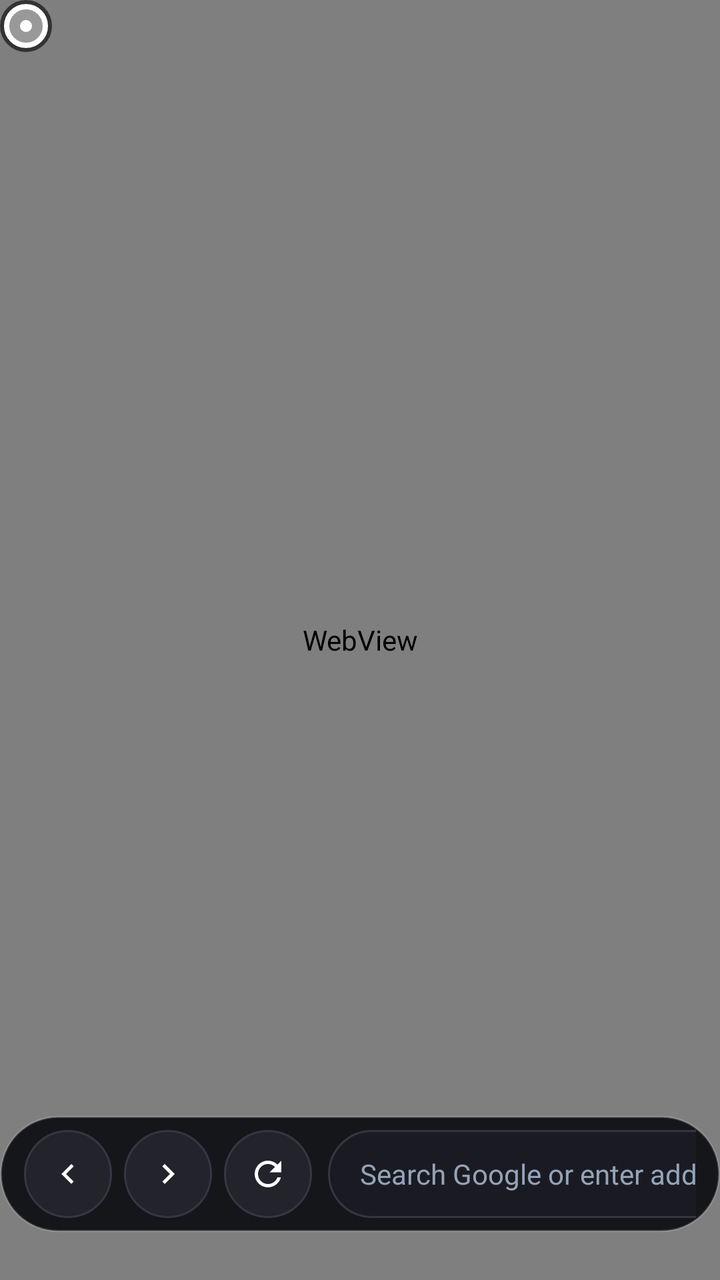
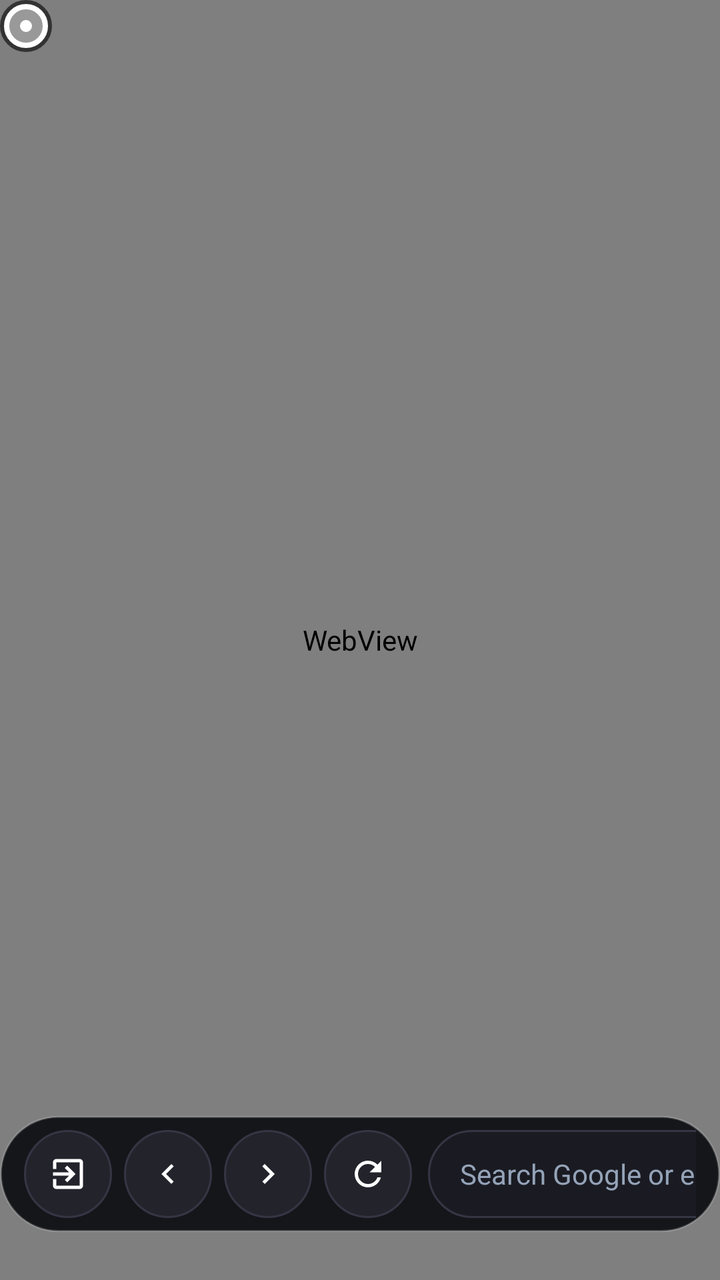

Screens rendered from an Android XML layout before and after an edit, with the pre-edit source and the edit as a unified diff.
<!-- AndroidManifest.xml: application theme android:Theme.NoTitleBar.Fullscreen -->
<!-- res/layout/activity_main.xml -->
<?xml version="1.0" encoding="utf-8"?>
<FrameLayout xmlns:android="http://schemas.android.com/apk/res/android"
    android:id="@+id/root_container"
    android:layout_width="match_parent"
    android:layout_height="match_parent"
    android:background="@color/bg_dark"
    android:focusable="true"
    android:focusableInTouchMode="true"
    android:descendantFocusability="beforeDescendants">

    
    <WebView
        android:id="@+id/web_view"
        android:layout_width="match_parent"
        android:layout_height="match_parent"
        android:focusable="true"
        android:focusableInTouchMode="true" />

    
    <ProgressBar
        android:id="@+id/page_progress"
        style="?android:attr/progressBarStyleHorizontal"
        android:layout_width="match_parent"
        android:layout_height="3dp"
        android:layout_gravity="top"
        android:visibility="gone" />

    
    <LinearLayout
        android:id="@+id/bookmarks_panel"
        android:layout_width="wrap_content"
        android:layout_height="wrap_content"
        android:layout_gravity="bottom|center_horizontal"
        android:layout_marginBottom="94dp"
        android:background="@drawable/bar_background"
        android:elevation="14dp"
        android:orientation="vertical"
        android:padding="12dp"
        android:visibility="gone">

        <HorizontalScrollView
            android:layout_width="wrap_content"
            android:layout_height="wrap_content"
            android:scrollbars="none">

            <LinearLayout
                android:layout_width="wrap_content"
                android:layout_height="wrap_content"
                android:orientation="vertical">

                
                <LinearLayout
                    android:id="@+id/bookmarks_row1"
                    android:layout_width="wrap_content"
                    android:layout_height="wrap_content"
                    android:orientation="horizontal" />

                
                <LinearLayout
                    android:id="@+id/bookmarks_row2"
                    android:layout_width="wrap_content"
                    android:layout_height="wrap_content"
                    android:layout_marginTop="8dp"
                    android:orientation="horizontal" />
            </LinearLayout>
        </HorizontalScrollView>
    </LinearLayout>

    
    <LinearLayout
        android:id="@+id/bottom_bar"
        android:layout_width="wrap_content"
        android:layout_height="58dp"
        android:layout_gravity="bottom|center_horizontal"
        android:layout_marginBottom="24dp"
        android:background="@drawable/bar_background"
        android:elevation="12dp"
        android:gravity="center_vertical"
        android:orientation="horizontal"
        android:paddingStart="12dp"
        android:paddingTop="6dp"
        android:paddingEnd="12dp"
        android:paddingBottom="6dp">

        
        <ImageButton
            android:id="@+id/btn_back"
            android:layout_width="44dp"
            android:layout_height="44dp"
            android:background="@drawable/btn_circle_selector"
            android:contentDescription="Back"
            android:focusable="true"
            android:scaleType="center"
            android:src="@drawable/ic_nav_back" />

        
        <ImageButton
            android:id="@+id/btn_forward"
            android:layout_width="44dp"
            android:layout_height="44dp"
            android:layout_marginStart="6dp"
            android:background="@drawable/btn_circle_selector"
            android:contentDescription="Forward"
            android:focusable="true"
            android:scaleType="center"
            android:src="@drawable/ic_nav_forward" />

        
        <ImageButton
            android:id="@+id/btn_refresh"
            android:layout_width="44dp"
            android:layout_height="44dp"
            android:layout_marginStart="6dp"
            android:background="@drawable/btn_circle_selector"
            android:contentDescription="Reload"
            android:focusable="true"
            android:scaleType="center"
            android:src="@drawable/ic_nav_refresh" />

        
        <FrameLayout
            android:id="@+id/search_container"
            android:layout_width="520dp"
            android:layout_height="44dp"
            android:layout_marginStart="8dp"
            android:background="@drawable/url_edit_selector">

            <EditText
                android:id="@+id/url_edit"
                android:layout_width="match_parent"
                android:layout_height="match_parent"
                android:background="@android:color/transparent"
                android:focusable="true"
                android:gravity="center_vertical|start"
                android:hint="@string/search_hint"
                android:imeOptions="actionGo"
                android:inputType="textUri"
                android:paddingStart="16dp"
                android:paddingEnd="42dp"
                android:singleLine="true"
                android:textColor="#FFFFFF"
                android:textColorHint="#94A3B8"
                android:textSize="14sp" />

            <ImageButton
                android:id="@+id/btn_clear"
                android:layout_width="28dp"
                android:layout_height="28dp"
                android:layout_gravity="end|center_vertical"
                android:layout_marginEnd="8dp"
                android:background="@drawable/btn_clear_selector"
                android:contentDescription="Clear"
                android:focusable="true"
                android:scaleType="center"
                android:src="@drawable/ic_nav_clear" />
        </FrameLayout>

        
        <ImageButton
            android:id="@+id/btn_go"
            android:layout_width="44dp"
            android:layout_height="44dp"
            android:layout_marginStart="6dp"
            android:background="@drawable/btn_circle_selector"
            android:contentDescription="Go"
            android:focusable="true"
            android:scaleType="center"
            android:src="@drawable/ic_nav_go" />

        
        <Button
            android:id="@+id/btn_bookmarks"
            android:layout_width="wrap_content"
            android:layout_height="44dp"
            android:layout_marginStart="8dp"
            android:background="@drawable/btn_pill_selector"
            android:drawableStart="@drawable/dot_red"
            android:drawablePadding="8dp"
            android:focusable="true"
            android:gravity="center"
            android:includeFontPadding="false"
            android:paddingStart="16dp"
            android:paddingEnd="16dp"
            android:text="Bookmarks"
            android:textColor="#FFFFFF"
            android:textSize="13sp"
            android:textStyle="bold" />
    </LinearLayout>

    
    <TextView
        android:id="@+id/hud_toast"
        android:layout_width="wrap_content"
        android:layout_height="wrap_content"
        android:layout_gravity="top|center_horizontal"
        android:layout_marginTop="36dp"
        android:background="@drawable/hud_background"
        android:elevation="20dp"
        android:gravity="center"
        android:includeFontPadding="false"
        android:paddingStart="24dp"
        android:paddingTop="10dp"
        android:paddingEnd="24dp"
        android:paddingBottom="10dp"
        android:text="Notification"
        android:textColor="#FFFFFF"
        android:textSize="15sp"
        android:textStyle="bold"
        android:visibility="gone" />

    
    <ImageView
        android:id="@+id/virtual_cursor"
        android:layout_width="26dp"
        android:layout_height="26dp"
        android:elevation="100dp"
        android:src="@drawable/cursor_pointer"
        android:visibility="visible" />

</FrameLayout>
<!-- resources referenced by this layout -->
<resources>
  <color name="bg_dark">#0A0A0C</color>
  <!-- drawable bar_background (drawable) -->
  <?xml version="1.0" encoding="utf-8"?>
  <shape xmlns:android="http://schemas.android.com/apk/res/android"
      android:shape="rectangle">
      <corners android:radius="29dp" />
      <solid android:color="#F2101116" />
      <stroke android:width="1dp" android:color="#33FFFFFF" />
  </shape>
  <!-- drawable dot_red (drawable) -->
  <?xml version="1.0" encoding="utf-8"?>
  <shape xmlns:android="http://schemas.android.com/apk/res/android"
      android:shape="oval">
      <size android:width="10dp" android:height="10dp" />
      <solid android:color="#EF4444" />
  </shape>
  <!-- drawable hud_background (drawable) -->
  <?xml version="1.0" encoding="utf-8"?>
  <shape xmlns:android="http://schemas.android.com/apk/res/android"
      android:shape="rectangle">
      <corners android:radius="20dp" />
      <solid android:color="#EE111114" />
      <stroke android:width="1.5dp" android:color="#66FFFFFF" />
  </shape>
  <!-- drawable ic_nav_back (drawable) -->
  <vector xmlns:android="http://schemas.android.com/apk/res/android"
      android:width="20dp"
      android:height="20dp"
      android:viewportWidth="24"
      android:viewportHeight="24">
      <path
          android:fillColor="#FFFFFFFF"
          android:pathData="M15.41,7.41L14,6l-6,6 6,6 1.41,-1.41L10.83,12z"/>
  </vector>
  <!-- drawable ic_nav_forward (drawable) -->
  <vector xmlns:android="http://schemas.android.com/apk/res/android"
      android:width="20dp"
      android:height="20dp"
      android:viewportWidth="24"
      android:viewportHeight="24">
      <path
          android:fillColor="#FFFFFFFF"
          android:pathData="M10,6L8.59,7.41 13.17,12l-4.58,4.59L10,18l6,-6z"/>
  </vector>
  <!-- drawable ic_nav_go (drawable) -->
  <vector xmlns:android="http://schemas.android.com/apk/res/android"
      android:width="20dp"
      android:height="20dp"
      android:viewportWidth="24"
      android:viewportHeight="24">
      <path
          android:fillColor="#FFFFFFFF"
          android:pathData="M5,13h11.86l-5.43,5.43 1.42,1.42L21.14,12l-8.29,-7.85 -1.42,1.42L16.86,11H5v2z"/>
  </vector>
  <!-- drawable url_edit_selector (drawable) -->
  <?xml version="1.0" encoding="utf-8"?>
  <selector xmlns:android="http://schemas.android.com/apk/res/android">
      <item android:state_focused="true">
          <shape android:shape="rectangle">
              <corners android:radius="22dp" />
              <solid android:color="#282936" />
              <stroke android:width="2.5dp" android:color="#3B82F6" />
          </shape>
      </item>
      <item>
          <shape android:shape="rectangle">
              <corners android:radius="22dp" />
              <solid android:color="#1A1B22" />
              <stroke android:width="1dp" android:color="#353644" />
          </shape>
      </item>
  </selector>
  <string name="search_hint">Search Google or enter address...</string>
  <!-- unchanged entries left out for length: 6 -->
</resources>

<!-- the commit's change to res/layout/activity_main.xml (unified diff, before → after) -->
@@ -84,9 +84,21 @@
 
         
         <ImageButton
+            android:id="@+id/btn_exit"
+            android:layout_width="44dp"
+            android:layout_height="44dp"
+            android:background="@drawable/btn_circle_selector"
+            android:contentDescription="Exit"
+            android:focusable="true"
+            android:scaleType="center"
+            android:src="@drawable/ic_nav_exit" />
+
+        
+        <ImageButton
             android:id="@+id/btn_back"
             android:layout_width="44dp"
             android:layout_height="44dp"
+            android:layout_marginStart="6dp"
             android:background="@drawable/btn_circle_selector"
             android:contentDescription="Back"
             android:focusable="true"
@@ -217,4 +229,76 @@
         android:src="@drawable/cursor_pointer"
         android:visibility="visible" />
 
+    
+    <FrameLayout
+        android:id="@+id/exit_dialog_container"
+        android:layout_width="match_parent"
+        android:layout_height="match_parent"
+        android:background="#CC0A0B10"
+        android:elevation="200dp"
+        android:focusable="false"
+        android:descendantFocusability="afterDescendants"
+        android:visibility="gone">
+
+        <LinearLayout
+            android:layout_width="440dp"
+            android:layout_height="wrap_content"
+            android:layout_gravity="center"
+            android:background="@drawable/bar_background"
+            android:elevation="210dp"
+            android:gravity="center"
+            android:orientation="vertical"
+            android:paddingStart="36dp"
+            android:paddingTop="32dp"
+            android:paddingEnd="36dp"
+            android:paddingBottom="32dp">
+
+            <TextView
+                android:layout_width="wrap_content"
+                android:layout_height="wrap_content"
+                android:text="Exit Cathode?"
+                android:textColor="#FFFFFF"
+                android:textSize="22sp"
+                android:textStyle="bold" />
+
+            <TextView
+                android:layout_width="wrap_content"
+                android:layout_height="wrap_content"
+                android:layout_marginTop="10dp"
+                android:text="Do you want to close the browser?"
+                android:textColor="#94A3B8"
+                android:textSize="15sp" />
+
+            <LinearLayout
+                android:layout_width="wrap_content"
+                android:layout_height="wrap_content"
+                android:layout_marginTop="28dp"
+                android:orientation="horizontal">
+
+                <Button
+                    android:id="@+id/btn_exit_confirm"
+                    android:layout_width="130dp"
+                    android:layout_height="46dp"
+                    android:background="@drawable/btn_pill_selector"
+                    android:text="Exit"
+                    android:textColor="#FFFFFF"
+                    android:textSize="14sp"
+                    android:textStyle="bold"
+                    android:focusable="true" />
+
+                <Button
+                    android:id="@+id/btn_exit_cancel"
+                    android:layout_width="130dp"
+                    android:layout_height="46dp"
+                    android:layout_marginStart="16dp"
+                    android:background="@drawable/btn_pill_selector"
+                    android:text="Cancel"
+                    android:textColor="#FFFFFF"
+                    android:textSize="14sp"
+                    android:textStyle="bold"
+                    android:focusable="true" />
+            </LinearLayout>
+        </LinearLayout>
+    </FrameLayout>
+
 </FrameLayout>
<!-- resource entries referenced after the edit -->
@@ -34,6 +34,16 @@
           android:fillColor="#FFFFFFFF"
           android:pathData="M15.41,7.41L14,6l-6,6 6,6 1.41,-1.41L10.83,12z"/>
   </vector>
+  <!-- drawable ic_nav_exit (drawable) -->
+  <vector xmlns:android="http://schemas.android.com/apk/res/android"
+      android:width="20dp"
+      android:height="20dp"
+      android:viewportWidth="24"
+      android:viewportHeight="24">
+      <path
+          android:fillColor="#FFFFFFFF"
+          android:pathData="M10.09,15.59L11.5,17l5,-5 -5,-5 -1.41,1.41L12.67,11H3v2h9.67l-2.58,2.59zM19,3H5c-1.11,0 -2,0.9 -2,2v4h2V5h14v14H5v-4H3v4c0,1.1 0.89,2 2,2h14c1.1,0 2,-0.9 2,-2V5c0,-1.1 -0.9,-2 -2,-2z"/>
+  </vector>
   <!-- drawable ic_nav_forward (drawable) -->
   <vector xmlns:android="http://schemas.android.com/apk/res/android"
       android:width="20dp"
@@ -61,7 +71,21 @@
           <shape android:shape="rectangle">
               <corners android:radius="22dp" />
               <solid android:color="#282936" />
-              <stroke android:width="2.5dp" android:color="#3B82F6" />
+              <stroke android:width="2.5dp" android:color="#FFFFFF" />
+          </shape>
+      </item>
+      <item android:state_selected="true">
+          <shape android:shape="rectangle">
+              <corners android:radius="22dp" />
+              <solid android:color="#282936" />
+              <stroke android:width="2.5dp" android:color="#FFFFFF" />
+          </shape>
+      </item>
+      <item android:state_activated="true">
+          <shape android:shape="rectangle">
+              <corners android:radius="22dp" />
+              <solid android:color="#282936" />
+              <stroke android:width="2.5dp" android:color="#FFFFFF" />
           </shape>
       </item>
       <item>
